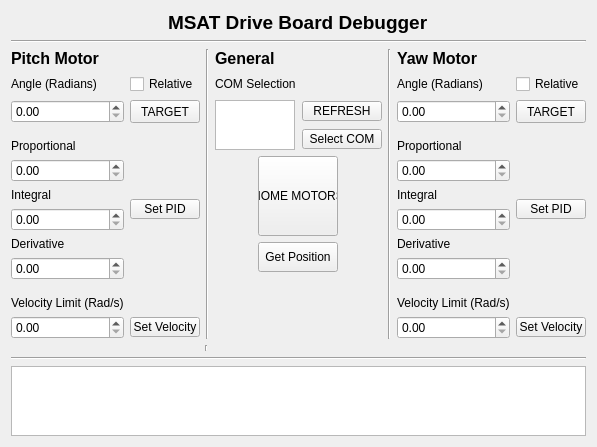
Above: embedded/gimbal-control/UI/driveBoardDebug.ui from IsaacShaker/Edge-AI-Multi-Sport-Tracker before the change. Below: the same form after it.
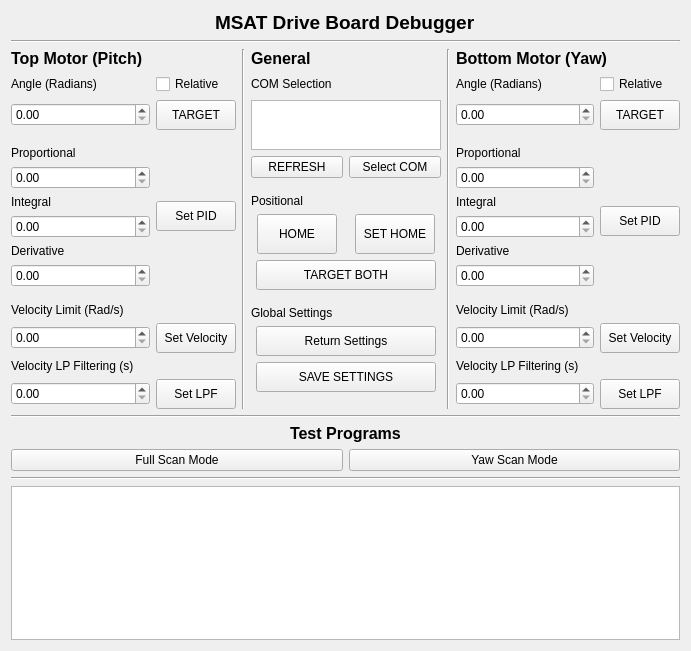
That is the form after the change.

Commit message:
MCU Memory, velocity tuning, test programs.
- MCU now has memory for PID settings, velocity settings, and home.
- Debugger program can now set velocity LPF, set home, receive settings, save settings to EEPROM on MCU, and contains test programs.

```diff
--- a/embedded/gimbal-control/UI/driveBoardDebug.ui
+++ b/embedded/gimbal-control/UI/driveBoardDebug.ui
@@ -6,38 +6,42 @@
    <rect>
     <x>0</x>
     <y>0</y>
-    <width>482</width>
-    <height>369</height>
+    <width>691</width>
+    <height>651</height>
    </rect>
   </property>
   <property name="windowTitle">
    <string>Form</string>
   </property>
   <layout class="QGridLayout" name="gridLayout_2">
-   <item row="2" column="0" colspan="3">
-    <widget class="Line" name="line_4">
-     <property name="orientation">
-      <enum>Qt::Horizontal</enum>
-     </property>
-    </widget>
-   </item>
-   <item row="7" column="0" colspan="3">
+   <item row="8" column="0" colspan="2">
     <widget class="QTextBrowser" name="terminalOutput"/>
    </item>
-   <item row="3" column="0" colspan="3">
+   <item row="2" column="0" colspan="2">
+    <widget class="Line" name="line_4">
+     <property name="orientation">
+      <enum>Qt::Horizontal</enum>
+     </property>
+    </widget>
+   </item>
+   <item row="3" column="0" colspan="2">
     <layout class="QGridLayout" name="gridLayout">
      <item row="0" column="0">
       <layout class="QGridLayout" name="gridLayout_3">
-       <item row="8" column="0">
-        <widget class="QDoubleSpinBox" name="pIntegral"/>
-       </item>
-       <item row="10" column="0">
-        <widget class="QDoubleSpinBox" name="pDerivative"/>
-       </item>
-       <item row="7" column="0">
-        <widget class="QLabel" name="label_2">
+       <item row="11" column="0">
+        <widget class="QLabel" name="label_14">
          <property name="text">
-          <string>Integral</string>
+          <string>Velocity Limit (Rad/s)</string>
+         </property>
+        </widget>
+       </item>
+       <item row="5" column="0">
+        <widget class="QDoubleSpinBox" name="pProportional">
+         <property name="maximum">
+          <double>1.000000000000000</double>
+         </property>
+         <property name="singleStep">
+          <double>0.010000000000000</double>
          </property>
         </widget>
        </item>
@@ -48,43 +52,67 @@
          </property>
         </widget>
        </item>
-       <item row="0" column="0">
-        <widget class="QLabel" name="label_5">
-         <property name="font">
-          <font>
-           <pointsize>12</pointsize>
-           <weight>75</weight>
-           <bold>true</bold>
-          </font>
+       <item row="4" column="0">
+        <widget class="QLabel" name="label">
+         <property name="text">
+          <string>Proportional</string>
          </property>
+        </widget>
+       </item>
+       <item row="3" column="0" colspan="2">
+        <spacer name="verticalSpacer">
+         <property name="orientation">
+          <enum>Qt::Vertical</enum>
+         </property>
+         <property name="sizeType">
+          <enum>QSizePolicy::Fixed</enum>
+         </property>
+         <property name="sizeHint" stdset="0">
+          <size>
+           <width>20</width>
+           <height>10</height>
+          </size>
+         </property>
+        </spacer>
+       </item>
+       <item row="12" column="0">
+        <widget class="QDoubleSpinBox" name="pVelocity">
+         <property name="maximum">
+          <double>25.000000000000000</double>
+         </property>
+        </widget>
+       </item>
+       <item row="13" column="0">
+        <widget class="QLabel" name="label_18">
          <property name="text">
-          <string>Pitch Motor</string>
+          <string>Velocity LP Filtering (s)</string>
          </property>
         </widget>
        </item>
        <item row="9" column="0">
-        <widget class="QLabel" name="label_3">
+        <widget class="QDoubleSpinBox" name="pDerivative">
+         <property name="maximum">
+          <double>1.000000000000000</double>
+         </property>
+         <property name="singleStep">
+          <double>0.010000000000000</double>
+         </property>
+        </widget>
+       </item>
+       <item row="6" column="0">
+        <widget class="QLabel" name="label_2">
          <property name="text">
-          <string>Derivative</string>
+          <string>Integral</string>
          </property>
         </widget>
        </item>
-       <item row="5" column="1" rowspan="6">
-        <widget class="QPushButton" name="pSetPID">
-         <property name="minimumSize">
-          <size>
-           <width>70</width>
-           <height>20</height>
-          </size>
+       <item row="7" column="0">
+        <widget class="QDoubleSpinBox" name="pIntegral">
+         <property name="maximum">
+          <double>1.000000000000000</double>
          </property>
-         <property name="maximumSize">
-          <size>
-           <width>70</width>
-           <height>20</height>
-          </size>
-         </property>
-         <property name="text">
-          <string>Set PID</string>
+         <property name="singleStep">
+          <double>0.010000000000000</double>
          </property>
         </widget>
        </item>
@@ -95,36 +123,17 @@
          </property>
         </widget>
        </item>
-       <item row="13" column="1">
-        <widget class="QPushButton" name="pSetVelocity">
-         <property name="minimumSize">
-          <size>
-           <width>70</width>
-           <height>20</height>
-          </size>
-         </property>
-         <property name="maximumSize">
-          <size>
-           <width>70</width>
-           <height>20</height>
-          </size>
-         </property>
-         <property name="text">
-          <string>Set Velocity</string>
-         </property>
-        </widget>
-       </item>
        <item row="2" column="1">
         <widget class="QPushButton" name="pAngleSet">
          <property name="minimumSize">
           <size>
-           <width>70</width>
-           <height>20</height>
+           <width>80</width>
+           <height>30</height>
           </size>
          </property>
          <property name="maximumSize">
           <size>
-           <width>70</width>
+           <width>80</width>
            <height>30</height>
           </size>
          </property>
@@ -133,46 +142,7 @@
          </property>
         </widget>
        </item>
-       <item row="2" column="0">
-        <widget class="QDoubleSpinBox" name="pAngle"/>
-       </item>
-       <item row="12" column="0">
-        <widget class="QLabel" name="label_14">
-         <property name="text">
-          <string>Velocity Limit (Rad/s)</string>
-         </property>
-        </widget>
-       </item>
-       <item row="13" column="0">
-        <widget class="QDoubleSpinBox" name="pVelocity"/>
-       </item>
-       <item row="6" column="0">
-        <widget class="QDoubleSpinBox" name="pProportional"/>
-       </item>
-       <item row="3" column="0">
-        <spacer name="verticalSpacer">
-         <property name="orientation">
-          <enum>Qt::Vertical</enum>
-         </property>
-         <property name="sizeType">
-          <enum>QSizePolicy::Fixed</enum>
-         </property>
-         <property name="sizeHint" stdset="0">
-          <size>
-           <width>20</width>
-           <height>10</height>
-          </size>
-         </property>
-        </spacer>
-       </item>
-       <item row="5" column="0">
-        <widget class="QLabel" name="label">
-         <property name="text">
-          <string>Proportional</string>
-         </property>
-        </widget>
-       </item>
-       <item row="11" column="0">
+       <item row="10" column="0" colspan="2">
         <spacer name="verticalSpacer_3">
          <property name="orientation">
           <enum>Qt::Vertical</enum>
@@ -188,49 +158,130 @@
          </property>
         </spacer>
        </item>
+       <item row="12" column="1">
+        <widget class="QPushButton" name="pSetVelocity">
+         <property name="minimumSize">
+          <size>
+           <width>80</width>
+           <height>30</height>
+          </size>
+         </property>
+         <property name="maximumSize">
+          <size>
+           <width>80</width>
+           <height>30</height>
+          </size>
+         </property>
+         <property name="text">
+          <string>Set Velocity</string>
+         </property>
+        </widget>
+       </item>
+       <item row="2" column="0">
+        <widget class="QDoubleSpinBox" name="pAngle"/>
+       </item>
+       <item row="4" column="1" rowspan="6">
+        <widget class="QPushButton" name="pSetPID">
+         <property name="minimumSize">
+          <size>
+           <width>80</width>
+           <height>30</height>
+          </size>
+         </property>
+         <property name="maximumSize">
+          <size>
+           <width>80</width>
+           <height>30</height>
+          </size>
+         </property>
+         <property name="text">
+          <string>Set PID</string>
+         </property>
+        </widget>
+       </item>
+       <item row="8" column="0">
+        <widget class="QLabel" name="label_3">
+         <property name="text">
+          <string>Derivative</string>
+         </property>
+        </widget>
+       </item>
+       <item row="0" column="0" colspan="2">
+        <widget class="QLabel" name="label_5">
+         <property name="font">
+          <font>
+           <pointsize>12</pointsize>
+           <weight>75</weight>
+           <bold>true</bold>
+          </font>
+         </property>
+         <property name="text">
+          <string>Top Motor (Pitch)</string>
+         </property>
+        </widget>
+       </item>
+       <item row="14" column="0">
+        <widget class="QDoubleSpinBox" name="pLPF">
+         <property name="maximum">
+          <double>1.000000000000000</double>
+         </property>
+         <property name="singleStep">
+          <double>0.005000000000000</double>
+         </property>
+        </widget>
+       </item>
+       <item row="14" column="1">
+        <widget class="QPushButton" name="pSetLPF">
+         <property name="minimumSize">
+          <size>
+           <width>80</width>
+           <height>30</height>
+          </size>
+         </property>
+         <property name="maximumSize">
+          <size>
+           <width>80</width>
+           <height>30</height>
+          </size>
+         </property>
+         <property name="text">
+          <string>Set LPF</string>
+         </property>
+        </widget>
+       </item>
       </layout>
      </item>
-     <item row="0" column="1">
-      <widget class="Line" name="line">
-       <property name="orientation">
-        <enum>Qt::Vertical</enum>
-       </property>
-      </widget>
-     </item>
      <item row="0" column="2">
       <layout class="QGridLayout" name="gridLayout_6">
-       <item row="1" column="0" alignment="Qt::AlignBottom">
-        <widget class="QLabel" name="label_12">
-         <property name="minimumSize">
-          <size>
-           <width>0</width>
-           <height>20</height>
-          </size>
-         </property>
-         <property name="maximumSize">
-          <size>
-           <width>16777215</width>
-           <height>20</height>
-          </size>
-         </property>
-         <property name="text">
-          <string>COM Selection</string>
-         </property>
-        </widget>
-       </item>
-       <item row="2" column="1">
-        <widget class="QPushButton" name="refreshCOM">
+       <item row="4" column="1">
+        <widget class="QPushButton" name="selectCOM">
          <property name="maximumSize">
           <size>
            <width>92</width>
-           <height>20</height>
+           <height>40</height>
           </size>
          </property>
          <property name="text">
-          <string>REFRESH</string>
+          <string>Select COM</string>
          </property>
         </widget>
        </item>
+       <item row="5" column="0" colspan="2">
+        <spacer name="verticalSpacer_6">
+         <property name="orientation">
+          <enum>Qt::Vertical</enum>
+         </property>
+         <property name="sizeType">
+          <enum>QSizePolicy::Fixed</enum>
+         </property>
+         <property name="sizeHint" stdset="0">
+          <size>
+           <width>20</width>
+           <height>10</height>
+          </size>
+         </property>
+        </spacer>
+       </item>
        <item row="0" column="0" alignment="Qt::AlignTop">
         <widget class="QLabel" name="label_11">
          <property name="font">
@@ -245,31 +296,66 @@
          </property>
         </widget>
        </item>
-       <item row="3" column="1">
-        <widget class="QPushButton" name="selectCOM">
+       <item row="13" column="0" colspan="2">
+        <spacer name="verticalSpacer_5">
+         <property name="orientation">
+          <enum>Qt::Vertical</enum>
+         </property>
+         <property name="sizeHint" stdset="0">
+          <size>
+           <width>20</width>
+           <height>40</height>
+          </size>
+         </property>
+        </spacer>
+       </item>
+       <item row="11" column="0" colspan="2" alignment="Qt::AlignHCenter">
+        <widget class="QPushButton" name="getSettings">
+         <property name="minimumSize">
+          <size>
+           <width>180</width>
+           <height>30</height>
+          </size>
+         </property>
          <property name="maximumSize">
           <size>
-           <width>92</width>
-           <height>20</height>
+           <width>180</width>
+           <height>50</height>
           </size>
          </property>
          <property name="text">
-          <string>Select COM</string>
+          <string>Return Settings</string>
          </property>
         </widget>
        </item>
-       <item row="4" column="0" colspan="2" alignment="Qt::AlignHCenter">
+       <item row="2" column="0" rowspan="2" colspan="2" alignment="Qt::AlignHCenter">
+        <widget class="QListView" name="comList">
+         <property name="minimumSize">
+          <size>
+           <width>80</width>
+           <height>50</height>
+          </size>
+         </property>
+         <property name="maximumSize">
+          <size>
+           <width>200</width>
+           <height>60</height>
+          </size>
+         </property>
+        </widget>
+       </item>
+       <item row="7" column="0" alignment="Qt::AlignHCenter">
         <widget class="QPushButton" name="homeMotors">
          <property name="minimumSize">
           <size>
            <width>80</width>
-           <height>80</height>
+           <height>40</height>
           </size>
          </property>
          <property name="maximumSize">
           <size>
            <width>80</width>
-           <height>80</height>
+           <height>40</height>
           </size>
          </property>
          <property name="font">
@@ -278,57 +364,128 @@
           </font>
          </property>
          <property name="text">
-          <string>HOME MOTORS</string>
+          <string>HOME</string>
          </property>
         </widget>
        </item>
-       <item row="2" column="0" rowspan="2">
-        <widget class="QListView" name="comList">
+       <item row="7" column="1" alignment="Qt::AlignHCenter">
+        <widget class="QPushButton" name="setHome">
          <property name="minimumSize">
           <size>
            <width>80</width>
-           <height>50</height>
+           <height>40</height>
           </size>
          </property>
          <property name="maximumSize">
           <size>
            <width>80</width>
-           <height>50</height>
+           <height>40</height>
           </size>
          </property>
+         <property name="text">
+          <string>SET HOME</string>
+         </property>
         </widget>
        </item>
-       <item row="5" column="0" colspan="2" alignment="Qt::AlignHCenter">
-        <widget class="QPushButton" name="getPosition">
+       <item row="12" column="0" colspan="2" alignment="Qt::AlignHCenter">
+        <widget class="QPushButton" name="saveSettings">
          <property name="minimumSize">
           <size>
-           <width>80</width>
+           <width>180</width>
            <height>30</height>
           </size>
          </property>
          <property name="maximumSize">
           <size>
-           <width>80</width>
-           <height>50</height>
+           <width>180</width>
+           <height>30</height>
           </size>
          </property>
          <property name="text">
-          <string>Get Position</string>
+          <string>SAVE SETTINGS</string>
+         </property>
+        </widget>
+       </item>
+       <item row="4" column="0">
+        <widget class="QPushButton" name="refreshCOM">
+         <property name="maximumSize">
+          <size>
+           <width>92</width>
+           <height>30</height>
+          </size>
+         </property>
+         <property name="text">
+          <string>REFRESH</string>
+         </property>
+        </widget>
+       </item>
+       <item row="9" column="0" colspan="2">
+        <spacer name="verticalSpacer_7">
+         <property name="orientation">
+          <enum>Qt::Vertical</enum>
+         </property>
+         <property name="sizeType">
+          <enum>QSizePolicy::Fixed</enum>
+         </property>
+         <property name="sizeHint" stdset="0">
+          <size>
+           <width>20</width>
+           <height>10</height>
+          </size>
+         </property>
+        </spacer>
+       </item>
+       <item row="10" column="0" colspan="2">
+        <widget class="QLabel" name="label_17">
+         <property name="text">
+          <string>Global Settings</string>
+         </property>
+        </widget>
+       </item>
+       <item row="8" column="0" colspan="2" alignment="Qt::AlignHCenter">
+        <widget class="QPushButton" name="bothAngleSet">
+         <property name="minimumSize">
+          <size>
+           <width>180</width>
+           <height>30</height>
+          </size>
+         </property>
+         <property name="maximumSize">
+          <size>
+           <width>180</width>
+           <height>30</height>
+          </size>
+         </property>
+         <property name="text">
+          <string>TARGET BOTH</string>
          </property>
         </widget>
        </item>
        <item row="6" column="0" colspan="2">
-        <spacer name="verticalSpacer_5">
-         <property name="orientation">
-          <enum>Qt::Vertical</enum>
+        <widget class="QLabel" name="label_16">
+         <property name="text">
+          <string>Positional</string>
          </property>
-         <property name="sizeHint" stdset="0">
+        </widget>
+       </item>
+       <item row="1" column="0" colspan="2">
+        <widget class="QLabel" name="label_12">
+         <property name="minimumSize">
           <size>
-           <width>20</width>
-           <height>40</height>
+           <width>0</width>
+           <height>20</height>
           </size>
          </property>
-        </spacer>
+         <property name="maximumSize">
+          <size>
+           <width>16777215</width>
+           <height>20</height>
+          </size>
+         </property>
+         <property name="text">
+          <string>COM Selection</string>
+         </property>
+        </widget>
        </item>
       </layout>
      </item>
@@ -341,6 +498,61 @@
      </item>
      <item row="0" column="4">
       <layout class="QGridLayout" name="gridLayout_4">
+       <item row="13" column="1">
+        <widget class="QPushButton" name="ySetVelocity">
+         <property name="minimumSize">
+          <size>
+           <width>80</width>
+           <height>30</height>
+          </size>
+         </property>
+         <property name="maximumSize">
+          <size>
+           <width>80</width>
+           <height>30</height>
+          </size>
+         </property>
+         <property name="text">
+          <string>Set Velocity</string>
+         </property>
+        </widget>
+       </item>
+       <item row="5" column="1" rowspan="6">
+        <widget class="QPushButton" name="ySetPID">
+         <property name="minimumSize">
+          <size>
+           <width>80</width>
+           <height>30</height>
+          </size>
+         </property>
+         <property name="maximumSize">
+          <size>
+           <width>70</width>
+           <height>20</height>
+          </size>
+         </property>
+         <property name="text">
+          <string>Set PID</string>
+         </property>
+        </widget>
+       </item>
+       <item row="12" column="0">
+        <widget class="QLabel" name="label_15">
+         <property name="text">
+          <string>Velocity Limit (Rad/s)</string>
+         </property>
+        </widget>
+       </item>
+       <item row="8" column="0">
+        <widget class="QDoubleSpinBox" name="yIntegral">
+         <property name="maximum">
+          <double>1.000000000000000</double>
+         </property>
+         <property name="singleStep">
+          <double>0.010000000000000</double>
+         </property>
+        </widget>
+       </item>
        <item row="5" column="0">
         <widget class="QLabel" name="label_8">
          <property name="text">
@@ -348,18 +560,15 @@
          </property>
         </widget>
        </item>
-       <item row="2" column="0">
-        <widget class="QLabel" name="label_7">
-         <property name="text">
-          <string>Angle (Radians)</string>
-         </property>
-        </widget>
-       </item>
-       <item row="6" column="0">
-        <widget class="QDoubleSpinBox" name="yProportional"/>
-       </item>
        <item row="10" column="0">
-        <widget class="QDoubleSpinBox" name="yDerivative"/>
+        <widget class="QDoubleSpinBox" name="yDerivative">
+         <property name="maximum">
+          <double>1.000000000000000</double>
+         </property>
+         <property name="singleStep">
+          <double>0.010000000000000</double>
+         </property>
+        </widget>
        </item>
        <item row="9" column="0">
         <widget class="QLabel" name="label_10">
@@ -368,14 +577,14 @@
          </property>
         </widget>
        </item>
-       <item row="7" column="0">
-        <widget class="QLabel" name="label_9">
+       <item row="2" column="0">
+        <widget class="QLabel" name="label_7">
          <property name="text">
-          <string>Integral</string>
+          <string>Angle (Radians)</string>
          </property>
         </widget>
        </item>
-       <item row="1" column="0">
+       <item row="1" column="0" colspan="2">
         <widget class="QLabel" name="label_6">
          <property name="font">
           <font>
@@ -385,81 +594,31 @@
           </font>
          </property>
          <property name="text">
-          <string>Yaw Motor</string>
+          <string>Bottom Motor (Yaw)</string>
          </property>
         </widget>
        </item>
-       <item row="8" column="0">
-        <widget class="QDoubleSpinBox" name="yIntegral"/>
+       <item row="7" column="0">
+        <widget class="QLabel" name="label_9">
+         <property name="text">
+          <string>Integral</string>
+         </property>
+        </widget>
+       </item>
+       <item row="6" column="0">
+        <widget class="QDoubleSpinBox" name="yProportional">
+         <property name="maximum">
+          <double>1.000000000000000</double>
+         </property>
+         <property name="singleStep">
+          <double>0.010000000000000</double>
+         </property>
+        </widget>
        </item>
        <item row="3" column="0">
         <widget class="QDoubleSpinBox" name="yAngle"/>
        </item>
-       <item row="5" column="1" rowspan="6">
-        <widget class="QPushButton" name="ySetPID">
-         <property name="minimumSize">
-          <size>
-           <width>70</width>
-           <height>20</height>
-          </size>
-         </property>
-         <property name="maximumSize">
-          <size>
-           <width>70</width>
-           <height>20</height>
-          </size>
-         </property>
-         <property name="text">
-          <string>Set PID</string>
-         </property>
-        </widget>
-       </item>
-       <item row="13" column="1">
-        <widget class="QPushButton" name="ySetVelocity">
-         <property name="minimumSize">
-          <size>
-           <width>70</width>
-           <height>20</height>
-          </size>
-         </property>
-         <property name="maximumSize">
-          <size>
-           <width>70</width>
-           <height>20</height>
-          </size>
-         </property>
-         <property name="text">
-          <string>Set Velocity</string>
-         </property>
-        </widget>
-       </item>
-       <item row="3" column="1">
-        <widget class="QPushButton" name="yAngleSet">
-         <property name="minimumSize">
-          <size>
-           <width>70</width>
-           <height>20</height>
-          </size>
-         </property>
-         <property name="maximumSize">
-          <size>
-           <width>70</width>
-           <height>30</height>
-          </size>
-         </property>
-         <property name="text">
-          <string>TARGET</string>
-         </property>
-        </widget>
-       </item>
-       <item row="12" column="0">
-        <widget class="QLabel" name="label_15">
-         <property name="text">
-          <string>Velocity Limit (Rad/s)</string>
-         </property>
-        </widget>
-       </item>
-       <item row="4" column="0">
+       <item row="4" column="0" colspan="2">
         <spacer name="verticalSpacer_2">
          <property name="orientation">
           <enum>Qt::Vertical</enum>
@@ -475,17 +634,14 @@
          </property>
         </spacer>
        </item>
-       <item row="2" column="1">
-        <widget class="QCheckBox" name="yRelativeEnable">
-         <property name="text">
-          <string>Relative</string>
+       <item row="13" column="0">
+        <widget class="QDoubleSpinBox" name="yVelocity">
+         <property name="maximum">
+          <double>25.000000000000000</double>
          </property>
         </widget>
        </item>
-       <item row="13" column="0">
-        <widget class="QDoubleSpinBox" name="yVelocity"/>
-       </item>
-       <item row="11" column="0">
+       <item row="11" column="0" colspan="2">
         <spacer name="verticalSpacer_4">
          <property name="orientation">
           <enum>Qt::Vertical</enum>
@@ -501,11 +657,73 @@
          </property>
         </spacer>
        </item>
+       <item row="2" column="1">
+        <widget class="QCheckBox" name="yRelativeEnable">
+         <property name="text">
+          <string>Relative</string>
+         </property>
+        </widget>
+       </item>
+       <item row="3" column="1">
+        <widget class="QPushButton" name="yAngleSet">
+         <property name="minimumSize">
+          <size>
+           <width>80</width>
+           <height>30</height>
+          </size>
+         </property>
+         <property name="maximumSize">
+          <size>
+           <width>80</width>
+           <height>30</height>
+          </size>
+         </property>
+         <property name="text">
+          <string>TARGET</string>
+         </property>
+        </widget>
+       </item>
+       <item row="14" column="0">
+        <widget class="QLabel" name="label_19">
+         <property name="text">
+          <string>Velocity LP Filtering (s)</string>
+         </property>
+        </widget>
+       </item>
+       <item row="15" column="0">
+        <widget class="QDoubleSpinBox" name="yLPF"/>
+       </item>
+       <item row="15" column="1">
+        <widget class="QPushButton" name="ySetLPF">
+         <property name="minimumSize">
+          <size>
+           <width>80</width>
+           <height>30</height>
+          </size>
+         </property>
+         <property name="maximumSize">
+          <size>
+           <width>80</width>
+           <height>30</height>
+          </size>
+         </property>
+         <property name="text">
+          <string>Set LPF</string>
+         </property>
+        </widget>
+       </item>
       </layout>
      </item>
+     <item row="0" column="1">
+      <widget class="Line" name="line">
+       <property name="orientation">
+        <enum>Qt::Vertical</enum>
+       </property>
+      </widget>
+     </item>
     </layout>
    </item>
-   <item row="1" column="0" colspan="3" alignment="Qt::AlignHCenter">
+   <item row="1" column="0" colspan="2" alignment="Qt::AlignHCenter">
     <widget class="QLabel" name="label_13">
      <property name="font">
       <font>
@@ -519,17 +737,49 @@
      </property>
     </widget>
    </item>
-   <item row="6" column="0" colspan="3">
+   <item row="6" column="0" colspan="2">
+    <layout class="QGridLayout" name="gridLayout_5">
+     <item row="0" column="1">
+      <widget class="QPushButton" name="testYawScan">
+       <property name="text">
+        <string>Yaw Scan Mode</string>
+       </property>
+      </widget>
+     </item>
+     <item row="0" column="0">
+      <widget class="QPushButton" name="testScanMode">
+       <property name="text">
+        <string>Full Scan Mode</string>
+       </property>
+      </widget>
+     </item>
+    </layout>
+   </item>
+   <item row="4" column="0" colspan="2">
     <widget class="Line" name="line_5">
      <property name="orientation">
       <enum>Qt::Horizontal</enum>
      </property>
     </widget>
    </item>
-   <item row="4" column="1" rowspan="2" colspan="2">
-    <widget class="Line" name="line_6">
+   <item row="5" column="0" colspan="2" alignment="Qt::AlignHCenter">
+    <widget class="QLabel" name="label_20">
+     <property name="font">
+      <font>
+       <pointsize>12</pointsize>
+       <weight>75</weight>
+       <bold>true</bold>
+      </font>
+     </property>
+     <property name="text">
+      <string>Test Programs</string>
+     </property>
+    </widget>
+   </item>
+   <item row="7" column="0" colspan="2">
+    <widget class="Line" name="line_3">
      <property name="orientation">
-      <enum>Qt::Vertical</enum>
+      <enum>Qt::Horizontal</enum>
      </property>
     </widget>
    </item>
```
The commit also changes 6 other files.
